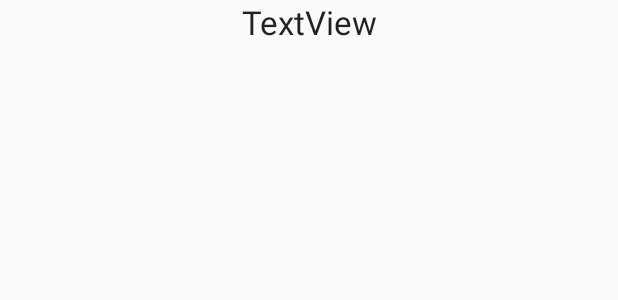
After one commit to davidhudman/IntervalTimerSimplest, an Android app: the layout activity_main_timer_ui.xml on its own in the app's theme, with its tools: preview values and no code run, on a phone screen of 412 x 824 dp. The commit adds this screen. Shown: the top 300 px of the screen. Run offline under Robolectric (Android 15) with nearby library versions, the phone set to English and light mode, and no system bars.

```diff
--- a/app/src/main/AndroidManifest.xml
+++ b/app/src/main/AndroidManifest.xml
@@ -24,6 +24,7 @@
                 android:name="android.support.PARENT_ACTIVITY"
                 android:value=".MainActivity" />
         </activity>
+        <activity android:name=".MainTimerUI"></activity>
     </application>
 
 </manifest>
--- a/app/src/main/java/com/example/david/intervaltimersimplest/MainActivity.java
+++ b/app/src/main/java/com/example/david/intervaltimersimplest/MainActivity.java
@@ -272,6 +272,10 @@ public class MainActivity extends ActionBarActivity {
             chronometer.start();
     }
 
+    public void chronometerLongPress(View view) {
+        chronometer.stop();
+    }
+
     @Override
     public boolean onCreateOptionsMenu(Menu menu) {
         // Inflate the menu; this adds items to the action bar if it is present.
--- a/app/src/main/res/layout/activity_duration.xml
+++ b/app/src/main/res/layout/activity_duration.xml
@@ -97,9 +97,10 @@
 
             <Button
                 android:id="@+id/startButton"
-                android:text="SET TIMER LENGTH"
                 android:layout_width="wrap_content"
                 android:layout_height="wrap_content"
+                android:onClick="sendMessage"
+                android:text="SET TIMER LENGTH"
                 android:textSize="28dp" />
 
             <TextView
@@ -110,9 +111,10 @@
 
             <Button
                 android:id="@+id/perpetualButton"
-                android:text="Beep Forever"
                 android:layout_width="wrap_content"
                 android:layout_height="wrap_content"
+                android:onClick="sendMessage"
+                android:text="Beep Forever"
                 android:textSize="28dp" />
 
             <!-- Results -->
--- a/app/src/main/res/layout/activity_main.xml
+++ b/app/src/main/res/layout/activity_main.xml
@@ -120,9 +120,9 @@
 
                 <Button
                     android:id="@+id/startButton"
-                    android:text="START"
                     android:layout_width="wrap_content"
                     android:layout_height="wrap_content"
+                    android:text="START"
                     android:textSize="28dp" />
 
                 <Button
--- /dev/null
+++ b/app/src/main/res/layout/activity_main_timer_ui.xml
@@ -0,0 +1,41 @@
+<?xml version="1.0" encoding="utf-8"?>
+<!--<android.support.v4.widget.NestedScrollView xmlns:android="http://schemas.android.com/apk/res/android"
+    xmlns:tools="http://schemas.android.com/tools"
+    android:layout_width="match_parent"
+    android:layout_height="match_parent"
+    tools:context="com.example.david.intervaltimersimplest.LogMessagesActivity">-->
+
+<RelativeLayout xmlns:android="http://schemas.android.com/apk/res/android"
+    android:layout_width="match_parent"
+    android:layout_height="wrap_content" >
+
+    <ScrollView
+        xmlns:tools="http://schemas.android.com/tools"
+        android:layout_width="fill_parent"
+        android:layout_height="fill_parent"
+        tools:context="com.example.david.intervaltimersimplest.DurationActivity" >
+
+        <LinearLayout
+            xmlns:android="http://schemas.android.com/apk/res/android"
+            xmlns:tools="http://schemas.android.com/tools"
+            android:layout_width="match_parent"
+            android:layout_height="match_parent"
+            android:orientation="vertical"
+            android:gravity="center_horizontal"
+            tools:context=".MainActivity">
+
+
+            <TextView
+                android:id="@+id/textView2"
+                android:layout_width="match_parent"
+                android:layout_height="wrap_content"
+                android:gravity="center_horizontal"
+                android:textAppearance="@style/TextAppearance.AppCompat.Large"
+                android:text="TextView" />
+        </LinearLayout>
+
+
+    </ScrollView>
+
+
+</RelativeLayout>
```
Also changed, not shown: app/src/main/java/com/example/david/intervaltimersimplest/DurationActivity.java (+14 -12 lines), app/src/main/java/com/example/david/intervaltimersimplest/MainTimerUI.java (added, +29 -0 lines).
